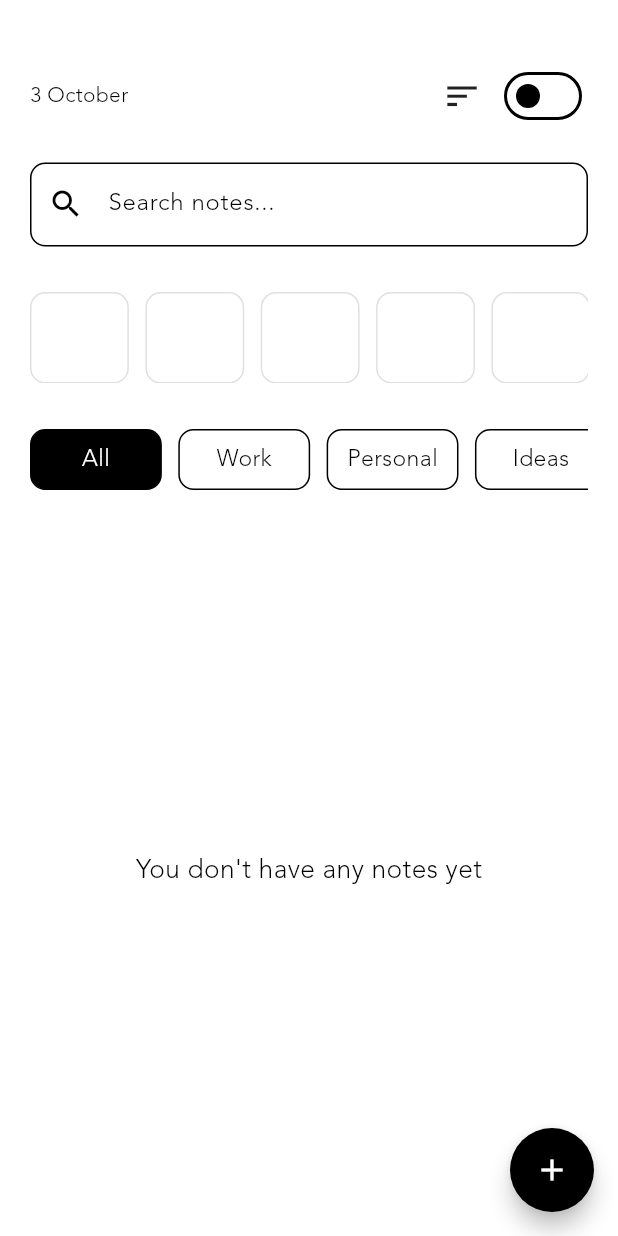
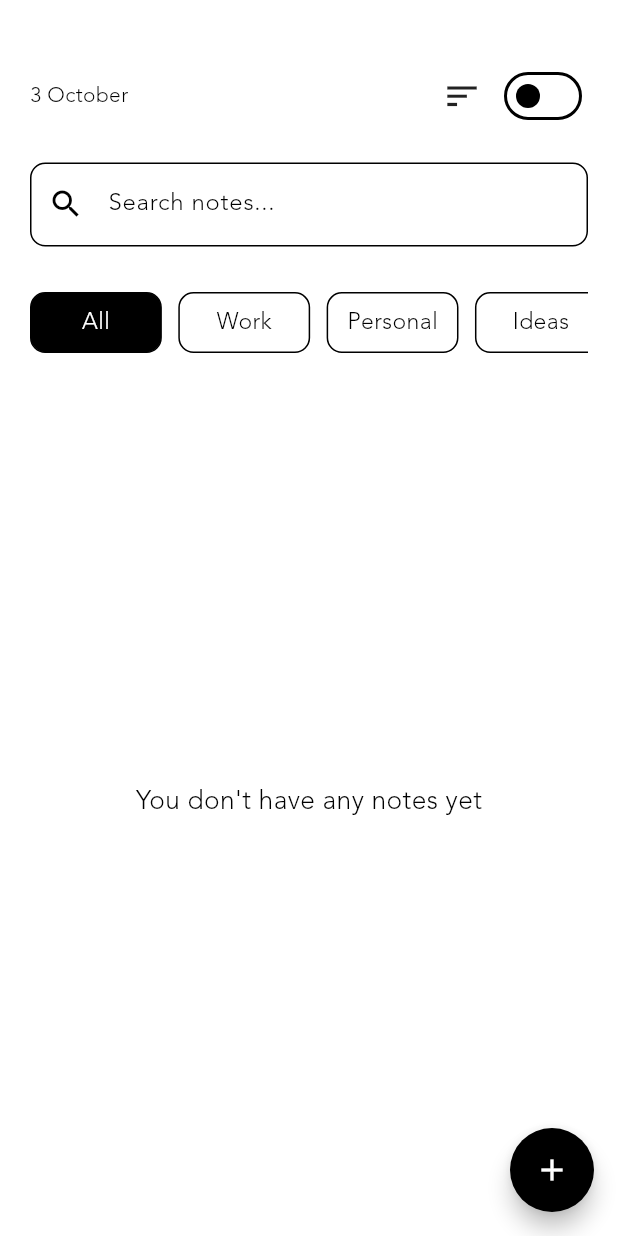
Before and after one commit to AyomideCharles/heyFood_note, a Flutter app: the screen it shows after launch, on a phone screen of 412 x 824 dp. Run offline on Flutter 3.47's test engine with Material 3 defaults, Android fonts, the phone set to English and light mode, and no system bars; our stand-ins replace flutter_screenutil, get, get_storage, iconsax.

Commit message:
updating repo

```diff
--- a/lib/main.dart
+++ b/lib/main.dart
@@ -28,11 +28,6 @@ class MyApp extends StatelessWidget {
                 : ThemeMode.light,
             theme: AppThemes.light,
             title: 'Flutter Demo',
-            // theme: ThemeData(
-            //   fontFamily: 'AvenirLTStd-Light',
-            //   colorScheme: ColorScheme.fromSeed(seedColor: Colors.deepPurple),
-            //   useMaterial3: true,
-            // ),
             home: const Homepage()));
       },
     );
--- a/lib/screens/homepage.dart
+++ b/lib/screens/homepage.dart
@@ -94,24 +94,6 @@ class Homepage extends StatelessWidget {
                     borderRadius: BorderRadius.circular(10.r),
                     borderSide: BorderSide(color: Colors.grey.shade300),
                   ),
-                ),
-              ),
-              SizedBox(height: 30.h),
-              SingleChildScrollView(
-                scrollDirection: Axis.horizontal,
-                physics: const BouncingScrollPhysics(),
-                child: Row(
-                  children: List.generate(10, (index) {
-                    return Container(
-                      margin: EdgeInsets.only(right: 10.w),
-                      width: 60.w,
-                      height: 60.h,
-                      decoration: BoxDecoration(
-                        border: Border.all(color: Colors.grey.shade300),
-                        borderRadius: BorderRadius.circular(10.r),
-                      ),
-                    );
-                  }),
                 ),
               ),
               SizedBox(height: 30.h),
```
Also changed, not shown: 1 other file.
